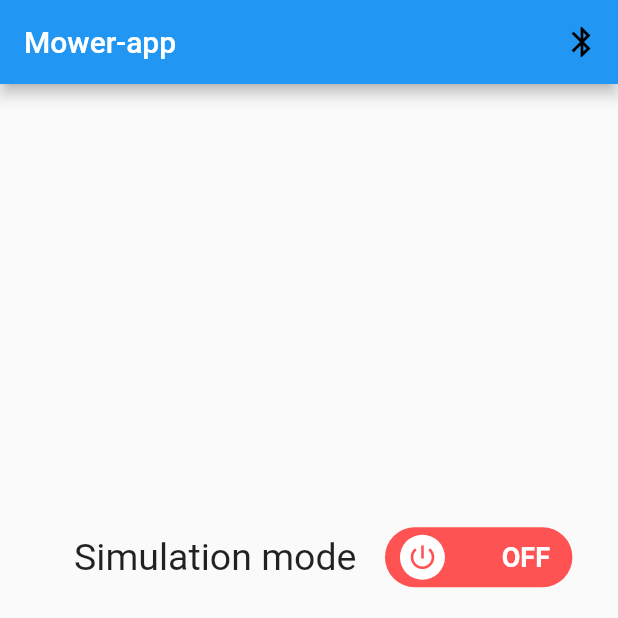
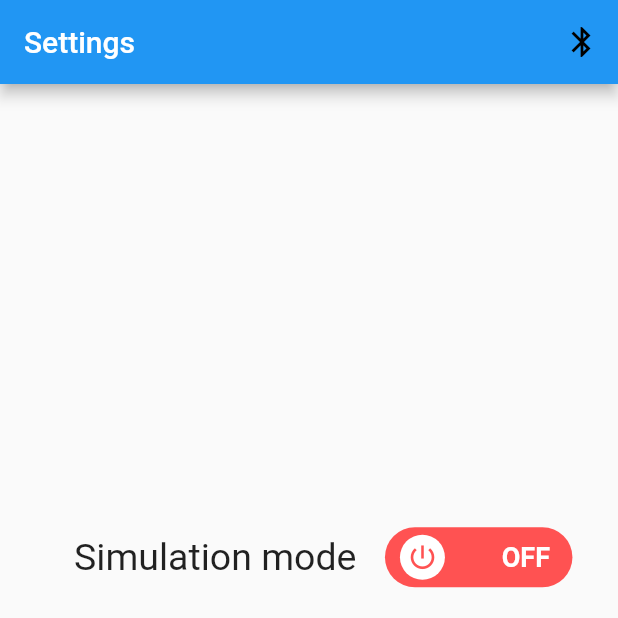
Before and after one commit to Team-Tools-JU/mobile-app, a Flutter app: the screen it shows after launch, item 2 of the bottom bar chosen, on a phone screen of 412 x 824 dp, the top half of it. Run offline on Flutter 3.47's test engine with Material 2 defaults, Android fonts, the phone set to English and light mode, and no system bars; drawn by our look-alikes of lite_rolling_switch; our stand-ins replace flutter_spinkit, font_awesome_flutter, stacked.

Commit message:
UPDATE: Added function to update title

```diff
--- a/lib/src/app/views/navigation/navigation_view.dart
+++ b/lib/src/app/views/navigation/navigation_view.dart
@@ -1,5 +1,4 @@
 import 'package:flutter/material.dart';
-import 'package:flutter/services.dart';
 import 'package:mobile_app/src/app/views/history/history_view.dart';
 import 'package:mobile_app/src/app/views/navigation/navigation_view_model.dart';
 import 'package:mobile_app/src/app/views/settings/settings_view.dart';
@@ -17,7 +16,7 @@ class NavigationView extends StatelessWidget {
         appBar: AppBar(
           // Here we take the value from the MyHomePage object that was created by
           // the App.build method, and use it to set our appbar title.
-          title: Text("Mower-app"),
+          title: Text(viewTitle(model.currentIndex)),
           actions: <Widget> [
             IconButton(
               icon: const Icon(Icons.bluetooth),
@@ -59,6 +58,15 @@ class NavigationView extends StatelessWidget {
     );
   }
 
+  String viewTitle(int index) {
+
+      if (index == 0) return 'Mower-app';
+
+      if (index == 1) return 'Settings';
+
+      if (index == 2) return 'History';
+  }
+
   Widget getViewForIndex(int index) {
 
     switch(index) {
--- a/lib/src/app/views/navigation/navigation_view_model.dart
+++ b/lib/src/app/views/navigation/navigation_view_model.dart
@@ -1,6 +1,5 @@
 import 'dart:async';
 
-import 'package:flutter/cupertino.dart';
 import 'package:stacked/stacked.dart';
 
 class NavigationViewModel extends IndexTrackingViewModel {
```
